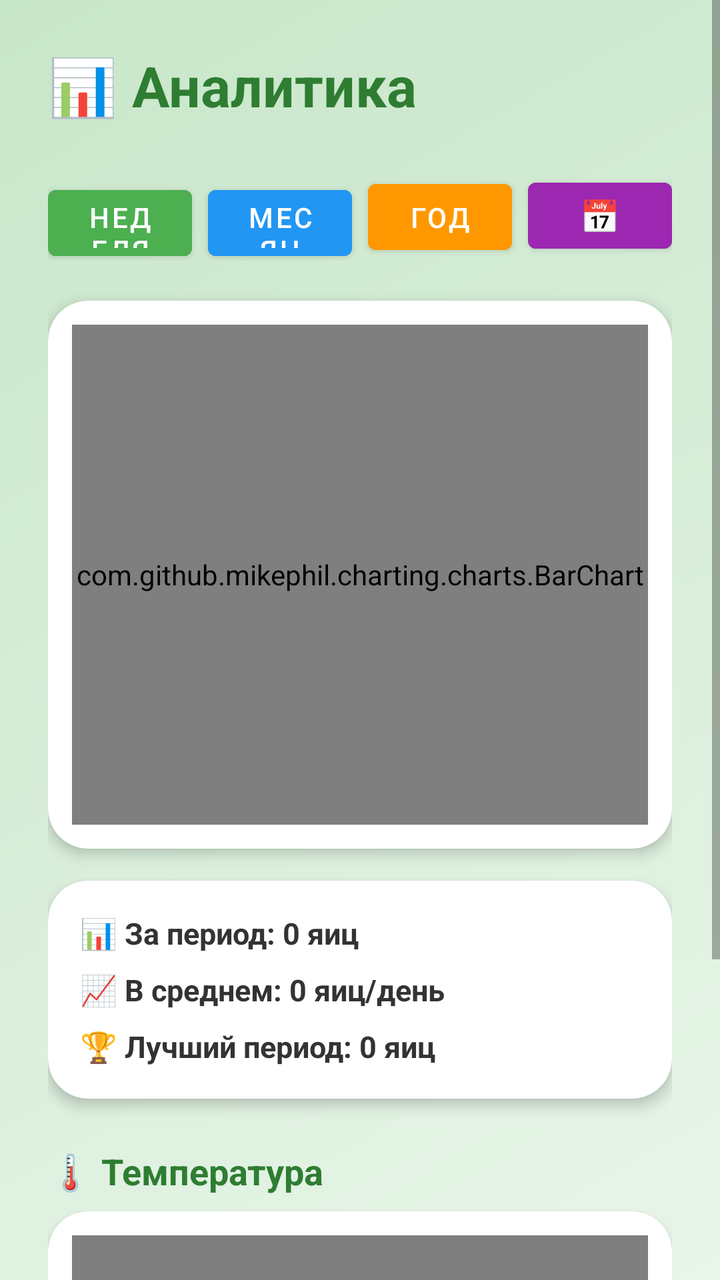
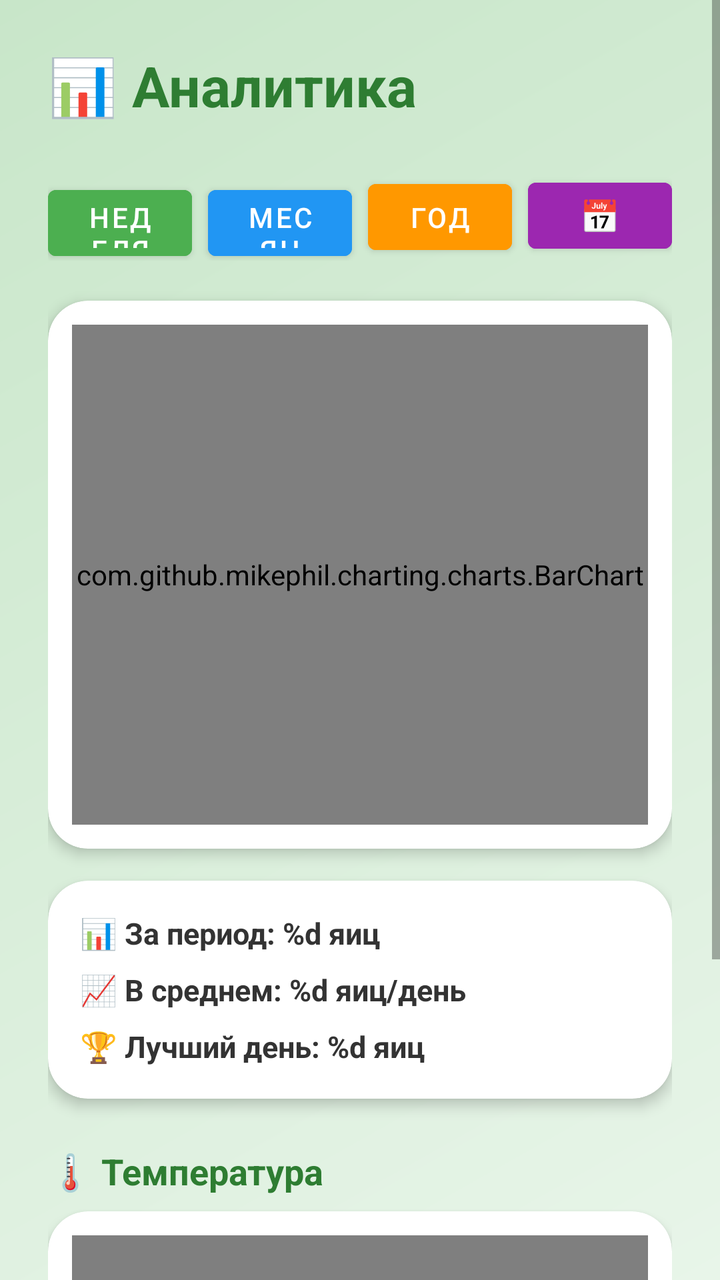

The first picture is an Android layout as it rendered before a commit; the second is the same layout after the commit. The layout source and the unified diff follow.
<!-- AndroidManifest.xml: application theme Theme.SmartCoop -->
<!-- res/layout/fragment_analytics.xml -->
<?xml version="1.0" encoding="utf-8"?>
<ScrollView xmlns:android="http://schemas.android.com/apk/res/android"
    xmlns:app="http://schemas.android.com/apk/res-auto"
    android:layout_width="match_parent"
    android:layout_height="match_parent"
    android:background="@drawable/gradient_bg">

    <LinearLayout
        android:layout_width="match_parent"
        android:layout_height="wrap_content"
        android:orientation="vertical"
        android:padding="24dp">

        <TextView
            android:layout_width="wrap_content"
            android:layout_height="wrap_content"
            android:text="📊 Аналитика"
            android:textSize="28sp"
            android:textStyle="bold"
            android:textColor="#2E7D32"
            android:layout_marginBottom="24dp" />

        
        <LinearLayout
            android:layout_width="match_parent"
            android:layout_height="wrap_content"
            android:orientation="horizontal"
            android:layout_marginBottom="20dp">

            <Button
                android:id="@+id/btnWeek"
                android:layout_width="0dp"
                android:layout_height="45dp"
                android:layout_weight="1"
                android:text="Неделя"
                android:backgroundTint="#4CAF50"
                android:textColor="#FFFFFF"
                android:layout_marginEnd="8dp"
                android:textSize="14sp"
                android:fontFamily="sans-serif-medium" />

            <Button
                android:id="@+id/btnMonth"
                android:layout_width="0dp"
                android:layout_height="45dp"
                android:layout_weight="1"
                android:text="Месяц"
                android:backgroundTint="#2196F3"
                android:textColor="#FFFFFF"
                android:layout_marginEnd="8dp"
                android:textSize="14sp"
                android:fontFamily="sans-serif-medium" />

            <Button
                android:id="@+id/btnYear"
                android:layout_width="0dp"
                android:layout_height="45dp"
                android:layout_weight="1"
                android:text="Год"
                android:backgroundTint="#FF9800"
                android:textColor="#FFFFFF"
                android:layout_marginEnd="8dp"
                android:textSize="14sp"
                android:fontFamily="sans-serif-medium" />

            <Button
                android:id="@+id/btnCalendar"
                android:layout_width="0dp"
                android:layout_height="45dp"
                android:layout_weight="1"
                android:text="📅"
                android:backgroundTint="#9C27B0"
                android:textColor="#FFFFFF"
                android:textSize="16sp" />

        </LinearLayout>

        
        <androidx.cardview.widget.CardView
            android:layout_width="match_parent"
            android:layout_height="wrap_content"
            app:cardCornerRadius="20dp"
            app:cardElevation="4dp"
            android:layout_marginBottom="16dp"
            android:background="#FFFFFF">

            <LinearLayout
                android:layout_width="match_parent"
                android:layout_height="wrap_content"
                android:orientation="vertical"
                android:padding="12dp">

                <com.github.mikephil.charting.charts.BarChart
                    android:id="@+id/barChart"
                    android:layout_width="match_parent"
                    android:layout_height="250dp" />

            </LinearLayout>

        </androidx.cardview.widget.CardView>

        
        <androidx.cardview.widget.CardView
            android:layout_width="match_parent"
            android:layout_height="wrap_content"
            app:cardCornerRadius="20dp"
            app:cardElevation="4dp"
            android:layout_marginBottom="16dp"
            android:background="#FFFFFF">

            <LinearLayout
                android:layout_width="match_parent"
                android:layout_height="wrap_content"
                android:orientation="vertical"
                android:padding="16dp">

                <TextView
                    android:id="@+id/totalEggs"
                    android:layout_width="wrap_content"
                    android:layout_height="wrap_content"
                    android:text="📊 За период: 0 яиц"
                    android:textSize="15sp"
                    android:textStyle="bold"
                    android:textColor="#333333"
                    android:layout_marginBottom="8dp" />

                <TextView
                    android:id="@+id/averageEggs"
                    android:layout_width="wrap_content"
                    android:layout_height="wrap_content"
                    android:text="📈 В среднем: 0 яиц/день"
                    android:textSize="15sp"
                    android:textStyle="bold"
                    android:textColor="#333333"
                    android:layout_marginBottom="8dp" />

                <TextView
                    android:id="@+id/bestDay"
                    android:layout_width="wrap_content"
                    android:layout_height="wrap_content"
                    android:text="🏆 Лучший период: 0 яиц"
                    android:textSize="15sp"
                    android:textStyle="bold"
                    android:textColor="#333333" />

            </LinearLayout>

        </androidx.cardview.widget.CardView>

        <TextView
            android:id="@+id/tempTitle"
            android:layout_width="wrap_content"
            android:layout_height="wrap_content"
            android:text="🌡️ Температура"
            android:textSize="18sp"
            android:textStyle="bold"
            android:textColor="#2E7D32"
            android:layout_marginTop="8dp"
            android:layout_marginBottom="8dp" />

        
        <androidx.cardview.widget.CardView
            android:layout_width="match_parent"
            android:layout_height="wrap_content"
            app:cardCornerRadius="20dp"
            app:cardElevation="4dp"
            android:background="#FFFFFF">

            <LinearLayout
                android:layout_width="match_parent"
                android:layout_height="wrap_content"
                android:orientation="vertical"
                android:padding="12dp">

                <com.github.mikephil.charting.charts.LineChart
                    android:id="@+id/tempChart"
                    android:layout_width="match_parent"
                    android:layout_height="200dp" />

            </LinearLayout>

        </androidx.cardview.widget.CardView>

    </LinearLayout>
</ScrollView>
<!-- resources referenced by this layout -->
<resources>
  <!-- drawable gradient_bg (drawable) -->
  <?xml version="1.0" encoding="utf-8"?>
  <shape xmlns:android="http://schemas.android.com/apk/res/android">
      <gradient
          android:startColor="#E8F5E9"
          android:endColor="#C8E6C9"
          android:angle="135"/>
  </shape>
  <style name="Theme.SmartCoop" parent="Theme.MaterialComponents.DayNight.NoActionBar">
          <item name="colorPrimary">#4CAF50</item>
          <item name="colorPrimaryVariant">#2E7D32</item>
          <item name="colorOnPrimary">#FFFFFF</item>
          <item name="colorSecondary">#FF9800</item>
          <item name="colorSecondaryVariant">#F57C00</item>
          <item name="colorOnSecondary">#FFFFFF</item>
          <item name="android:windowBackground">@drawable/gradient_bg</item>
          <item name="android:statusBarColor">#2E7D32</item>
      </style>
</resources>

<!-- the commit's change to res/layout/fragment_analytics.xml (unified diff, before → after) -->
@@ -14,7 +14,7 @@
         <TextView
             android:layout_width="wrap_content"
             android:layout_height="wrap_content"
-            android:text="📊 Аналитика"
+            android:text="@string/analytics"
             android:textSize="28sp"
             android:textStyle="bold"
             android:textColor="#2E7D32"
@@ -32,7 +32,7 @@
                 android:layout_width="0dp"
                 android:layout_height="45dp"
                 android:layout_weight="1"
-                android:text="Неделя"
+                android:text="@string/period_week"
                 android:backgroundTint="#4CAF50"
                 android:textColor="#FFFFFF"
                 android:layout_marginEnd="8dp"
@@ -44,7 +44,7 @@
                 android:layout_width="0dp"
                 android:layout_height="45dp"
                 android:layout_weight="1"
-                android:text="Месяц"
+                android:text="@string/period_month"
                 android:backgroundTint="#2196F3"
                 android:textColor="#FFFFFF"
                 android:layout_marginEnd="8dp"
@@ -56,7 +56,7 @@
                 android:layout_width="0dp"
                 android:layout_height="45dp"
                 android:layout_weight="1"
-                android:text="Год"
+                android:text="@string/period_year"
                 android:backgroundTint="#FF9800"
                 android:textColor="#FFFFFF"
                 android:layout_marginEnd="8dp"
@@ -118,7 +118,7 @@
                     android:id="@+id/totalEggs"
                     android:layout_width="wrap_content"
                     android:layout_height="wrap_content"
-                    android:text="📊 За период: 0 яиц"
+                    android:text="@string/stat_for_period"
                     android:textSize="15sp"
                     android:textStyle="bold"
                     android:textColor="#333333"
@@ -128,7 +128,7 @@
                     android:id="@+id/averageEggs"
                     android:layout_width="wrap_content"
                     android:layout_height="wrap_content"
-                    android:text="📈 В среднем: 0 яиц/день"
+                    android:text="@string/stat_average"
                     android:textSize="15sp"
                     android:textStyle="bold"
                     android:textColor="#333333"
@@ -138,7 +138,7 @@
                     android:id="@+id/bestDay"
                     android:layout_width="wrap_content"
                     android:layout_height="wrap_content"
-                    android:text="🏆 Лучший период: 0 яиц"
+                    android:text="@string/stat_best_day"
                     android:textSize="15sp"
                     android:textStyle="bold"
                     android:textColor="#333333" />
@@ -151,7 +151,7 @@
             android:id="@+id/tempTitle"
             android:layout_width="wrap_content"
             android:layout_height="wrap_content"
-            android:text="🌡️ Температура"
+            android:text="@string/label_temperature"
             android:textSize="18sp"
             android:textStyle="bold"
             android:textColor="#2E7D32"
<!-- resource entries referenced after the edit -->
@@ -8,6 +8,14 @@
           android:endColor="#C8E6C9"
           android:angle="135"/>
   </shape>
+  <string name="analytics">📊 Аналитика</string>
+  <string name="label_temperature">🌡 Температура</string>
+  <string name="period_month">МЕСЯЦ</string>
+  <string name="period_week">НЕДЕЛЯ</string>
+  <string name="period_year">ГОД</string>
+  <string name="stat_average">📈 В среднем: %d яиц/день</string>
+  <string name="stat_best_day">🏆 Лучший день: %d яиц</string>
+  <string name="stat_for_period">📊 За период: %d яиц</string>
   <style name="Theme.SmartCoop" parent="Theme.MaterialComponents.DayNight.NoActionBar">
           <item name="colorPrimary">#4CAF50</item>
           <item name="colorPrimaryVariant">#2E7D32</item>
